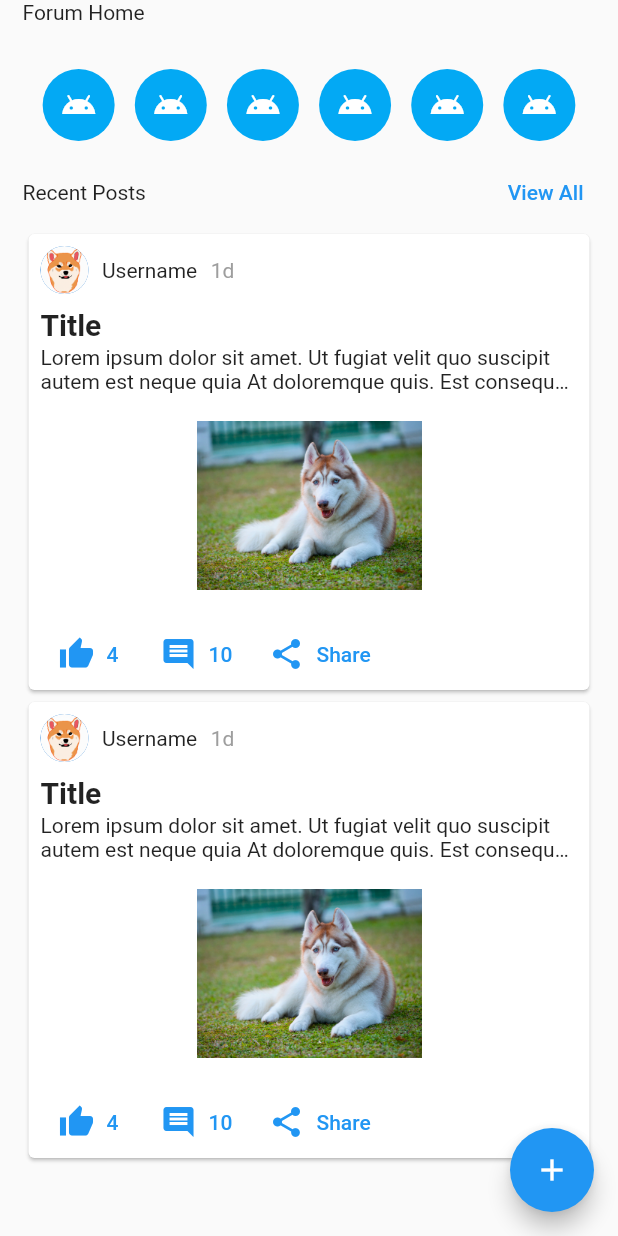
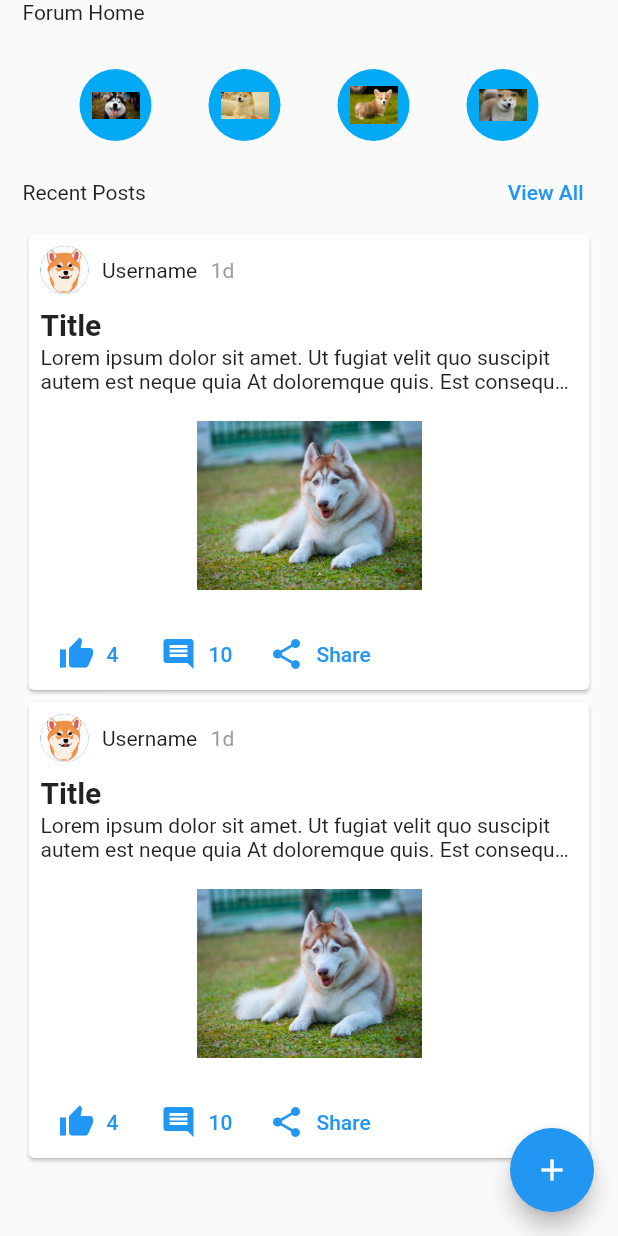
Before and after one commit to PetBite/app, a Flutter app: the ForumHomePage screen opened by its route, on a phone screen of 412 x 824 dp. Run offline on Flutter 3.47's test engine with Material 2 defaults, Android fonts, the phone set to English and light mode, and no system bars; generated files the repository leaves out were written again.

Commit message:
Community DB added

```diff
--- a/lib/pages/community_forum/forum_home.dart
+++ b/lib/pages/community_forum/forum_home.dart
@@ -1,3 +1,4 @@
+import 'package:app/data_model/community_db.dart';
 import 'package:app/pages/community_forum/create_post.dart';
 import 'package:flutter/material.dart';
 import 'package:app/components/forum_post.dart';
@@ -14,6 +15,7 @@ class ForumHomePage extends StatefulWidget {
 class _ForumHomePageState extends State<ForumHomePage> {
   @override
   Widget build(BuildContext context) {
+    List<String> communityIDs = communityDB.getCommunityIDs();
     return Scaffold(
       body: SafeArea(
           child: ListView(
@@ -23,68 +25,19 @@ class _ForumHomePageState extends State<ForumHomePage> {
           const SizedBox(height: 30),
           Row(
             mainAxisAlignment: MainAxisAlignment.spaceEvenly,
-            children: [
-              Ink(
+            children: communityIDs
+                .map((element) => Ink(
                     decoration: const ShapeDecoration(
                       color: Colors.lightBlue,
                       shape: CircleBorder(),
                     ),
                     child: IconButton(
-                    icon: const Icon(Icons.android),
+                      icon: Image.asset(
+                          communityDB.getCommunityById(element).imagePath),
                       color: Colors.white,
                       onPressed: () {},
-                  )),
-              Ink(
-                  decoration: const ShapeDecoration(
-                    color: Colors.lightBlue,
-                    shape: CircleBorder(),
-                  ),
-                  child: IconButton(
-                    icon: const Icon(Icons.android),
-                    color: Colors.white,
-                    onPressed: () {},
-                  )),
-              Ink(
-                  decoration: const ShapeDecoration(
-                    color: Colors.lightBlue,
-                    shape: CircleBorder(),
-                  ),
-                  child: IconButton(
-                    icon: const Icon(Icons.android),
-                    color: Colors.white,
-                    onPressed: () {},
-                  )),
-              Ink(
-                  decoration: const ShapeDecoration(
-                    color: Colors.lightBlue,
-                    shape: CircleBorder(),
-                  ),
-                  child: IconButton(
-                    icon: const Icon(Icons.android),
-                    color: Colors.white,
-                    onPressed: () {},
-                  )),
-              Ink(
-                  decoration: const ShapeDecoration(
-                    color: Colors.lightBlue,
-                    shape: CircleBorder(),
-                  ),
-                  child: IconButton(
-                    icon: const Icon(Icons.android),
-                    color: Colors.white,
-                    onPressed: () {},
-                  )),
-              Ink(
-                  decoration: const ShapeDecoration(
-                    color: Colors.lightBlue,
-                    shape: CircleBorder(),
-                  ),
-                  child: IconButton(
-                    icon: const Icon(Icons.android),
-                    color: Colors.white,
-                    onPressed: () {},
-                  )),
-            ],
+                    )))
+                .toList(),
           ),
           const SizedBox(height: 10),
           Row(
```
Also changed, not shown: lib/data_model/community_db.dart (added, +51 -0 lines), assets/images/community1.jpg (added), assets/images/community2.jpg (added), assets/images/community3.jpg (added), assets/images/community4.jpg (added). Lines whose indentation alone changed are shown as unchanged.
